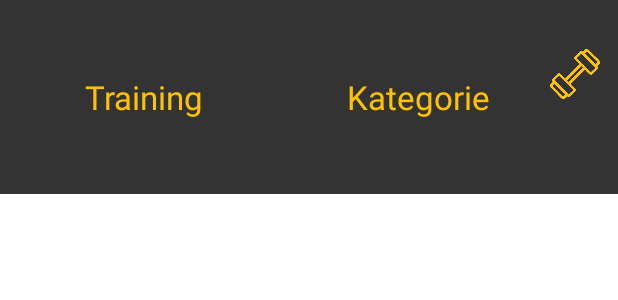
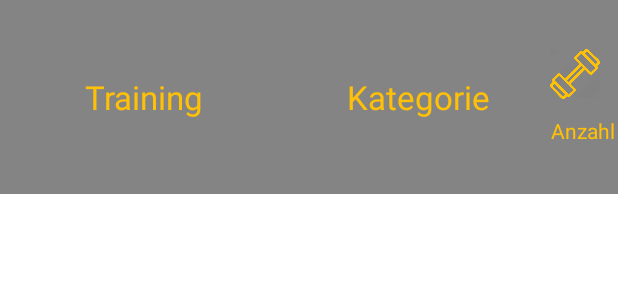
Before and after one commit to fh-erfurt/My-Fitness-Buddy, an Android app: the layout list_item_training.xml on its own in the app's theme, with its tools: preview values and no code run, on a phone screen of 412 x 824 dp. Shown: the top 300 px of the screen. Run offline under Robolectric (Android 15) with nearby library versions, the phone set to English and light mode, and no system bars; Roboto replaces fonts that are not available here.

Commit message:
Und weiter mit styles.xml

```diff
--- a/app/src/main/res/layout/fragment_trainingdetails.xml
+++ b/app/src/main/res/layout/fragment_trainingdetails.xml
@@ -17,7 +17,7 @@
             android:layout_width="match_parent"
             android:layout_height="0dp"
             android:layout_marginTop="50dp"
-            android:background="@color/primary"
+            style="@style/TransparentPrimaryBackround"
             android:text="Trainingsname"
             android:textAlignment="center"
             android:textColor="@color/accent"
--- a/app/src/main/res/layout/list_item_training.xml
+++ b/app/src/main/res/layout/list_item_training.xml
@@ -6,7 +6,7 @@
     android:layout_width="match_parent"
     android:layout_height="wrap_content"
     android:layout_marginBottom="5dp"
-    android:background="@color/primary"
+    style="@style/TransparentPrimaryBackround"
    >
 
     <TextView
@@ -14,10 +14,9 @@
         android:layout_width="192dp"
         android:layout_height="129dp"
         android:layout_weight="5"
-        android:background="@color/primary"
         android:gravity="center"
         android:padding="5dp"
-        android:textColor="@color/accent"
+        style="@style/AccentText"
         android:textSize="22sp"
         android:text="Training"
          />
@@ -27,11 +26,10 @@
         android:layout_width="172dp"
         android:layout_height="match_parent"
         android:layout_weight="5"
-        android:background="@color/primary"
         android:gravity="center"
         android:padding="5dp"
         android:text="Kategorie"
-        android:textColor="@color/accent"
+        style="@style/AccentText"
         android:textSize="22sp" />
 
     <LinearLayout
@@ -48,7 +46,6 @@
             android:layout_height="22dp"
             android:layout_gravity="bottom|center"
             android:layout_weight="5"
-            android:background="@color/primary"
             android:paddingRight="10dp"
             app:srcCompat="@drawable/dumbell" />
 
@@ -57,22 +54,14 @@
             android:layout_width="match_parent"
             android:layout_height="wrap_content"
             android:layout_weight="5"
-            android:background="@color/primary"
             android:gravity="bottom|center"
-            android:textColor="@color/accent"
+            style="@style/AccentText"
             android:textSize="14sp"
-            tools:text="@tools:sample/full_names" />
+            tools:text="Anzahl" />
 
     </LinearLayout>
 
-    <!--<Button
-        android:id="@+id/button"
-        android:layout_width="wrap_content"
-        android:layout_height="wrap_content"
-        android:layout_weight="2"
-        android:text="Button"
-        android:background="@color/gray_dark"/>
--->
+
 
 
 </LinearLayout>
```
